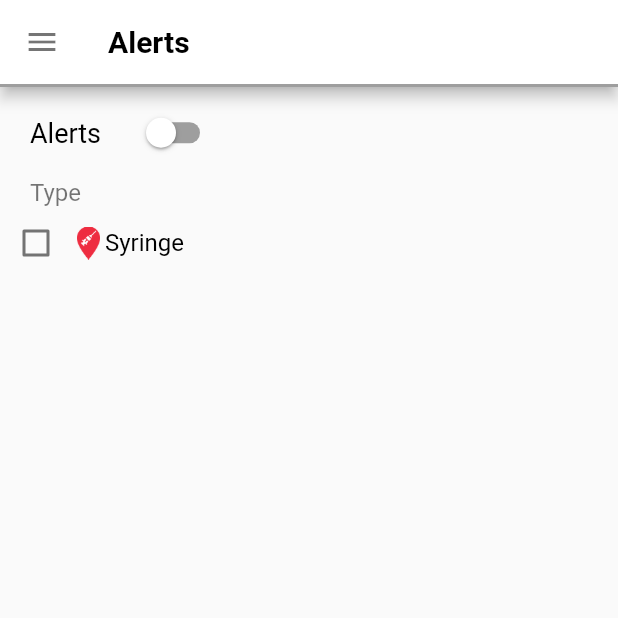
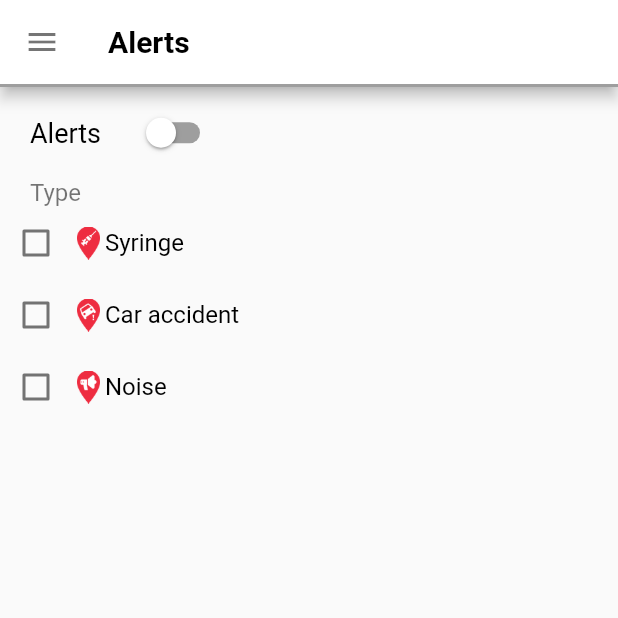
Before and after one commit to bryanpei/dsc-neu-safer-transportation, a Flutter app: the Home screen opened by its route, after a tap on the "menu" icon, after a tap on "alerts", on a phone screen of 412 x 824 dp, the top half of it. Run offline on Flutter 3.47's test engine with Material 2 defaults, Android fonts, the phone set to English and light mode, and no system bars; our stand-ins replace firebase_auth, geolocator, google_maps_flutter; accounts and stored records are empty; network calls fail.

Commit message:
Completed 3 alert checkboxes

```diff
--- a/lib/screens/alerts.dart
+++ b/lib/screens/alerts.dart
@@ -10,7 +10,13 @@ class Alerts extends StatefulWidget {
 class _AlertsState extends State {
 
   bool alertControl = false;
-  bool checkBoxValue = false;
+  bool syringeBox = false;
+  bool accidentBox = false;
+  bool noiseBox = false;
+  bool fireBox = false;
+  bool fightBox = false;
+  bool otherBox = false;
+
 
   @override
   Widget build(BuildContext context) {
@@ -68,16 +74,17 @@ class _AlertsState extends State {
                       color: Colors.black54
                     ),),
                   ),
-                    // Container for the alerts setting
+                    // Containers for the alerts setting
                     Container(
+                      // Syringe Checkbox
                         child: Row(
                           children: <Widget>[
                           Checkbox(
-                            value: checkBoxValue,
+                            value: syringeBox,
                             activeColor: Colors.black,
                             onChanged: (bool value) {
                               setState(() {
-                                checkBoxValue = value;
+                                syringeBox = value;
                               });
                               },
                           ),
@@ -96,12 +103,76 @@ class _AlertsState extends State {
                           )
                         ],
                         )
-                    )],)
+                    ),
+                    Container(
+                      // Car Accident Checkbox
+                        child: Row(
+                          children: <Widget>[
+                            Checkbox(
+                              value: accidentBox,
+                              activeColor: Colors.black,
+                              onChanged: (bool value) {
+                                setState(() {
+                                  accidentBox = value;
+                                });
+                                },
+                            ),
+                            Container(
+                                width: 22.0,
+                                height: 22.0,
+                                child: SizedBox(
+                                    child: Image.asset('assets/images/icon-car.png')
+                                )
+                            ),
+                            Container(
+                                child: Text('Car accident', style: TextStyle(
+                                    fontSize: 16.0,
+                                    color: Colors.black
+                                ),)
+                            )
+                          ],
+                        )
+                    ),
+                    Container(
+                      // Noise Checkbox
+                        child: Row(
+                          children: <Widget>[
+                            Checkbox(
+                              value: noiseBox,
+                              activeColor: Colors.black,
+                              onChanged: (bool value) {
+                                setState(() {
+                                  noiseBox = value;
+                                });
+                                },
+                            ),
+                            Container(
+                                width: 22.0,
+                                height: 22.0,
+                                child: SizedBox(
+                                    child: Image.asset('assets/images/icon-protest.png')
+                                )
+                            ),
+                            Container(
+                                child: Text('Noise', style: TextStyle(
+                                    fontSize: 16.0,
+                                    color: Colors.black
+                                ),)
+                            )
+                          ],
+                        )
+                    ),
+                  ],
+                )
             )
         )
     );
   }
 }
+
+
+
+
 
 
 
```
